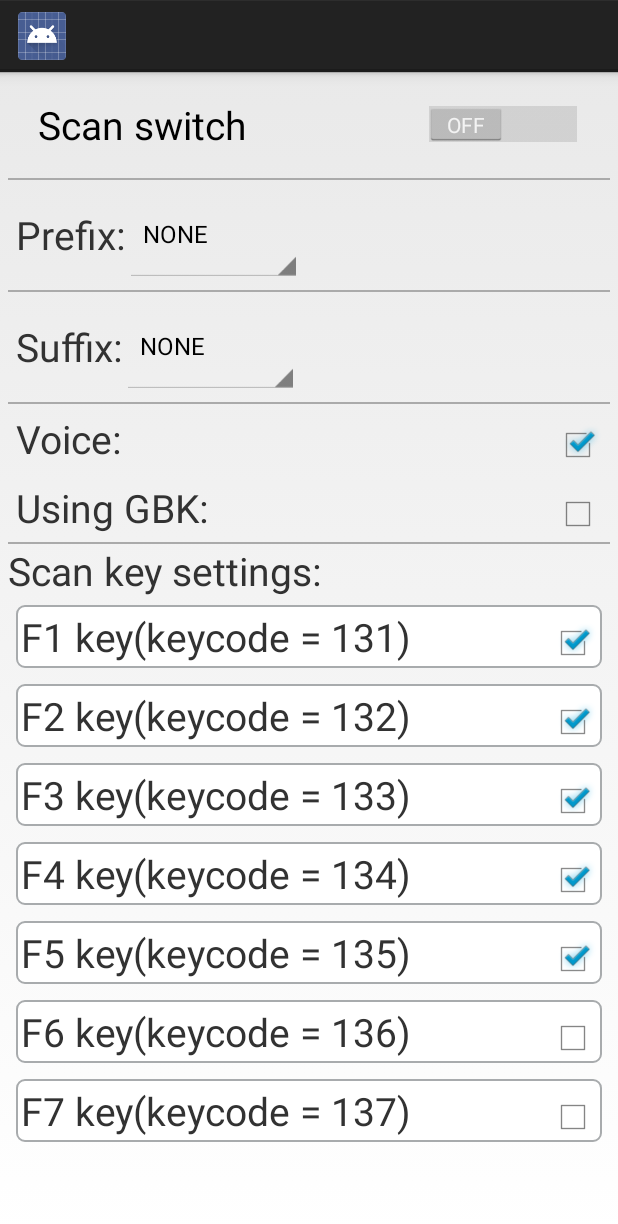
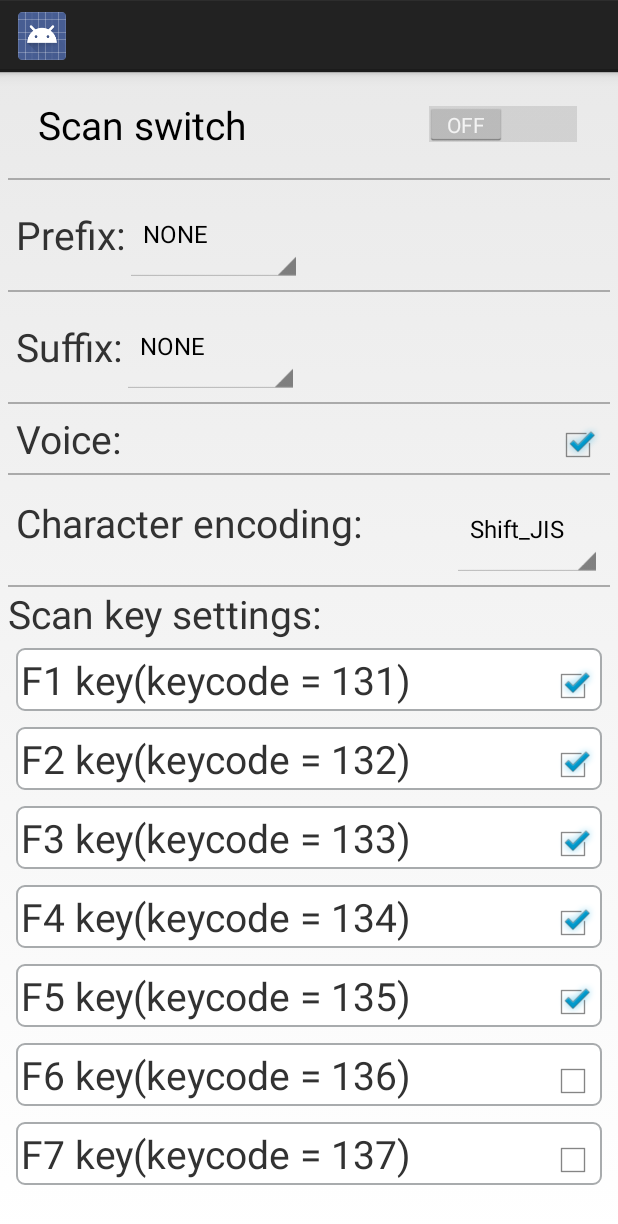
Before and after one commit to LeiHuangZ/ScanServer_Studio, an Android app: the screen it shows after launch (MainActivity), on a phone screen of 412 x 824 dp. Shown: the top 1224 px of the screen. Run offline under Robolectric (Android 15) with nearby library versions, the light colour scheme and no system bars; our stand-ins replace EventBus.

Commit message:
增加编码选择，可选UTF-8，GBK，Shift_JIS，默认Shift_JIS编码。

```diff
--- a/app/build.gradle
+++ b/app/build.gradle
@@ -7,8 +7,8 @@ android {
         applicationId "com.pda.scan1dserver"
         minSdkVersion 19
         targetSdkVersion 24
-        versionCode 6
-        versionName '1.5'
+        versionCode 8
+        versionName '1.52'
     }
 
     buildTypes {
--- a/app/src/main/java/com/pda/scan1dserver/MainActivity.java
+++ b/app/src/main/java/com/pda/scan1dserver/MainActivity.java
@@ -39,8 +39,8 @@ public class MainActivity extends Activity {
     private Switch openSwitch;
     private Spinner spinnerPrefix;
     private Spinner spinnerSurfix;
+    private Spinner spinnerEnconding;
     private CheckBox checkVoice;
-	private CheckBox checkGbk;
     private CheckBox checkF1;
     private CheckBox checkF2;
     private CheckBox checkF3;
@@ -59,9 +59,14 @@ public class MainActivity extends Activity {
     private String otherStr;
     private String tabAndEnterStr;
     private String[] fixArray;
+    private String[] encodingArray;
+    private String mUtf8Str = "UTF-8";
+    private String mGbkStr = "GBK";
+    private String mShiftJisStr = "Shift_JIS";
     //	private String[] fixArray2;
     private boolean mCreatePurSelect = true;
     private boolean mCreateSurSelect = true;
+    private boolean mCreateEncodSelect = true;
 
     private Dialog dialogLoading;
     private Dialog dialogOther;
@@ -94,18 +99,19 @@ public class MainActivity extends Activity {
         } catch (Exception e) {
             Log.e("VersionInfo", "Exception", e);
         }
-		return context.getString(R.string.app_name) + "("+ ScanThread.port + ")-v" + versionName;
+        return context.getString(R.string.app_name) + "(" + ScanThread.port + ")-v" + versionName;
     }
 
     private void initView() {
-		mMainContainer = (LinearLayout)findViewById(R.id.main_container);
+        mMainContainer = (LinearLayout) findViewById(R.id.main_container);
         tabStr = getResources().getString(R.string.tab);
         spaceStr = getResources().getString(R.string.space);
         enterStr = getResources().getString(R.string.enter);
         noneStr = getResources().getString(R.string.none);
         otherStr = getResources().getString(R.string.other);
         tabAndEnterStr = getResources().getString(R.string.tabAndEnter);
-		fixArray = new String[] { tabStr, spaceStr, enterStr, noneStr, otherStr, tabAndEnterStr};
+        fixArray = new String[]{tabStr, spaceStr, enterStr, noneStr, otherStr, tabAndEnterStr};
+        encodingArray = new String[]{mUtf8Str, mGbkStr, mShiftJisStr};
 //		fixArray2 = new String[] { "\t", " ", "0A0D", "", "\t0A0D"};
         tvPrefix = (TextView) findViewById(R.id.text_prefix);
         tvSurfix = (TextView) findViewById(R.id.text_surfix);
@@ -113,8 +119,8 @@ public class MainActivity extends Activity {
         openSwitch = (Switch) findViewById(R.id.switch_scan);
         spinnerPrefix = (Spinner) findViewById(R.id.spinner_prefix);
         spinnerSurfix = (Spinner) findViewById(R.id.spinner_surfix);
+        spinnerEnconding = (Spinner) findViewById(R.id.spinner_encoding);
         checkVoice = (CheckBox) findViewById(R.id.checkBox_voice);
-		checkGbk = (CheckBox) findViewById(R.id.checkBox_gbk);
         checkF1 = (CheckBox) findViewById(R.id.checkBox_f1);
         checkF2 = (CheckBox) findViewById(R.id.checkBox_f2);
         checkF3 = (CheckBox) findViewById(R.id.checkBox_f3);
@@ -127,6 +133,7 @@ public class MainActivity extends Activity {
 //		String prefix = scanConfig.getPrefix();
         int surfixIndex = scanConfig.getSurfixIndex();
         int prefixIndex = scanConfig.getPrefixIndex();
+        int encodingIndex = scanConfig.getEncodingIndex();
 //		for (int i = 0; i < fixArray2.length; i++) {
 //			if (surfix.equals(fixArray2[i])) {
 //				surfixIndex = i;
@@ -151,6 +158,8 @@ public class MainActivity extends Activity {
         if (surfixIndex == 4) {
             tvSurfix.setText(scanConfig.getSurfix());
         }
+        spinnerEnconding.setAdapter(new ArrayAdapter<String>(this, android.R.layout.simple_spinner_dropdown_item, encodingArray));
+        spinnerEnconding.setSelection(encodingIndex);
         // set key
         checkF1.setOnCheckedChangeListener(new OnCheckedChangeListener() {
 
@@ -208,12 +217,6 @@ public class MainActivity extends Activity {
             @Override
             public void onCheckedChanged(CompoundButton buttonView, boolean isChecked) {
                 scanConfig.setVoice(isChecked);
-			}
-		});
-		checkGbk.setOnCheckedChangeListener(new OnCheckedChangeListener() {
-            @Override
-            public void onCheckedChanged(CompoundButton buttonView, boolean isChecked) {
-                scanConfig.setGbkFlag(isChecked);
             }
         });
 
@@ -332,6 +335,35 @@ public class MainActivity extends Activity {
             public void onNothingSelected(AdapterView<?> parent) {
             }
         });
+        spinnerEnconding.setOnItemSelectedListener(new OnItemSelectedListener() {
+            @Override
+            public void onItemSelected(AdapterView<?> parent, View view, int position, long id) {
+                if (mCreateEncodSelect) {
+                    mCreateEncodSelect = false;
+                    return;
+                }
+                switch (position) {
+                    case 0:
+                        scanConfig.setEncoding("UTF-8");
+                        break;
+                    case 1:
+                        scanConfig.setEncoding("GBK");
+                        break;
+                    case 2:
+                        scanConfig.setEncoding("Shift_JIS");
+                        break;
+                    default:
+                        break;
+                }
+                scanConfig.setEncodingIndex(position);
+
+            }
+
+            @Override
+            public void onNothingSelected(AdapterView<?> parent) {
+
+            }
+        });
 
         openSwitch.setChecked(scanConfig.isOpen());
         checkF1.setChecked(scanConfig.isF1());
@@ -342,7 +374,6 @@ public class MainActivity extends Activity {
         checkF6.setChecked(scanConfig.isF6());
         checkF7.setChecked(scanConfig.isF7());
         checkVoice.setChecked(scanConfig.isVoice());
-		checkGbk.setChecked(scanConfig.getGbkFlag());
 
     }
 
--- a/app/src/main/java/com/pda/scan1dserver/ScanConfig.java
+++ b/app/src/main/java/com/pda/scan1dserver/ScanConfig.java
@@ -168,15 +168,27 @@ public class ScanConfig {
 		editor.commit();
 	}
 
-	public void setGbkFlag(boolean gbkFlag){
+    public void setEncoding(String encoding){
         SharedPreferences shared = context.getSharedPreferences("scanConfig", Context.MODE_PRIVATE);
         Editor editor = shared.edit();
-        editor.putBoolean("GbkFlag", gbkFlag);
+        editor.putString("Encoding", encoding);
         editor.apply();
     }
 
-    public boolean getGbkFlag(){
+    public String getEncoding(){
         SharedPreferences shared = context.getSharedPreferences("scanConfig", Context.MODE_PRIVATE);
-        return shared.getBoolean("GbkFlag", false);
+        return shared.getString("Encoding", "Shift_JIS");
+    }
+
+	public void setEncodingIndex(int encodingIndex){
+        SharedPreferences shared = context.getSharedPreferences("scanConfig", Context.MODE_PRIVATE);
+        Editor editor = shared.edit();
+        editor.putInt("EncodingIndex", encodingIndex);
+        editor.apply();
+    }
+
+    public int getEncodingIndex(){
+        SharedPreferences shared = context.getSharedPreferences("scanConfig", Context.MODE_PRIVATE);
+        return shared.getInt("EncodingIndex", 2);
     }
 }
--- a/app/src/main/res/layout/activity_main.xml
+++ b/app/src/main/res/layout/activity_main.xml
@@ -3,19 +3,19 @@
     android:layout_width="match_parent"
     android:layout_height="match_parent"
     android:padding="5dp"
-    android:scrollbars="vertical" >
+    android:scrollbars="vertical">
 
     <LinearLayout
         android:id="@+id/main_container"
         android:layout_width="match_parent"
         android:layout_height="wrap_content"
-        android:orientation="vertical" >
+        android:orientation="vertical">
 
         <LinearLayout
             android:layout_width="match_parent"
             android:layout_height="wrap_content"
             android:minHeight="60dp"
-            android:orientation="horizontal" >
+            android:orientation="horizontal">
 
             <Switch
                 android:id="@+id/switch_scan"
@@ -47,7 +47,7 @@
             android:layout_height="wrap_content"
             android:layout_margin="5dp"
             android:gravity="center_vertical"
-            android:orientation="horizontal" >
+            android:orientation="horizontal">
 
             <TextView
                 style="@style/NormalFont"
@@ -80,7 +80,7 @@
             android:layout_height="wrap_content"
             android:layout_margin="5dp"
             android:gravity="center_vertical"
-            android:orientation="horizontal" >
+            android:orientation="horizontal">
 
             <TextView
                 style="@style/NormalFont"
@@ -112,7 +112,7 @@
             android:layout_width="match_parent"
             android:layout_height="wrap_content"
             android:layout_margin="5dp"
-            android:orientation="horizontal" >
+            android:orientation="horizontal">
 
             <TextView
                 style="@style/NormalFont"
@@ -128,25 +128,29 @@
                 android:text="" />
         </LinearLayout>
 
+        <View
+            android:layout_width="match_parent"
+            android:layout_height="1dp"
+            android:background="@android:color/darker_gray" />
+
         <LinearLayout
             android:layout_width="match_parent"
             android:layout_height="wrap_content"
             android:layout_margin="5dp"
-            android:orientation="horizontal" >
+            android:orientation="horizontal">
 
             <TextView
                 style="@style/NormalFont"
                 android:layout_width="0dp"
                 android:layout_height="wrap_content"
                 android:layout_weight="1"
-                android:text="@string/using_gbk" />
+                android:text="@string/character_encoding" />
 
-            <CheckBox
-                android:id="@+id/checkBox_gbk"
-                android:checked="false"
+            <Spinner
+                android:id="@+id/spinner_encoding"
                 android:layout_width="wrap_content"
                 android:layout_height="wrap_content"
-                android:text="" />
+                android:minWidth="100dp" />
         </LinearLayout>
 
         <View
@@ -167,7 +171,7 @@
             android:layout_margin="5dp"
             android:background="@drawable/corners_background"
             android:orientation="horizontal"
-            android:padding="3dp" >
+            android:padding="3dp">
 
             <TextView
                 style="@style/NormalFont"
@@ -189,7 +193,7 @@
             android:layout_margin="5dp"
             android:background="@drawable/corners_background"
             android:orientation="horizontal"
-            android:padding="3dp" >
+            android:padding="3dp">
 
             <TextView
                 style="@style/NormalFont"
@@ -211,7 +215,7 @@
             android:layout_margin="5dp"
             android:background="@drawable/corners_background"
             android:orientation="horizontal"
-            android:padding="3dp" >
+            android:padding="3dp">
 
             <TextView
                 style="@style/NormalFont"
@@ -232,7 +236,7 @@
             android:layout_margin="5dp"
             android:background="@drawable/corners_background"
             android:orientation="horizontal"
-            android:padding="3dp" >
+            android:padding="3dp">
 
             <TextView
                 style="@style/NormalFont"
@@ -254,7 +258,7 @@
             android:layout_margin="5dp"
             android:background="@drawable/corners_background"
             android:orientation="horizontal"
-            android:padding="3dp" >
+            android:padding="3dp">
 
             <TextView
                 style="@style/NormalFont"
@@ -275,7 +279,7 @@
             android:layout_margin="5dp"
             android:background="@drawable/corners_background"
             android:orientation="horizontal"
-            android:padding="3dp" >
+            android:padding="3dp">
 
             <TextView
                 style="@style/NormalFont"
@@ -296,7 +300,7 @@
             android:layout_margin="5dp"
             android:background="@drawable/corners_background"
             android:orientation="horizontal"
-            android:padding="3dp" >
+            android:padding="3dp">
 
             <TextView
                 style="@style/NormalFont"
--- a/app/src/main/res/values/strings.xml
+++ b/app/src/main/res/values/strings.xml
@@ -6,7 +6,7 @@
 	<string name="prefix">Prefix:</string>
 	<string name="surfix">Suffix:</string>
 	<string name="voice">Voice:</string>
-	<string name="using_gbk">Using GBK:</string>
+	<string name="character_encoding">Character encoding:</string>
 	<string name="scan_key_setting">Scan key settings:</string>
 
 	<!-- C5000 Key -->
```
Also changed, not shown: app/src/main/java/cn/pda/scan/ScanThread.java (+8 -2 lines), app/src/main/java/com/pda/scan1dserver/Scan1DService.java (+24 -14 lines), 1 other file. Lines whose indentation alone changed are shown as unchanged.
